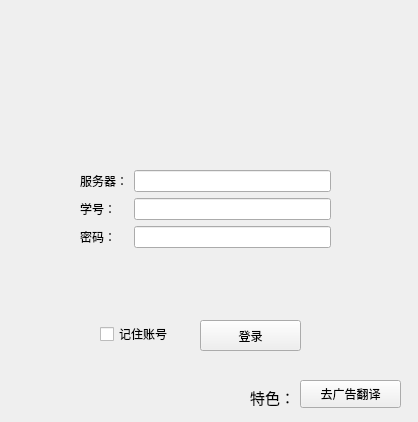
This is login.ui in ZengKeKe1/ClassInfoCenter as Qt 5 draws it before an edit. The edited form follows.
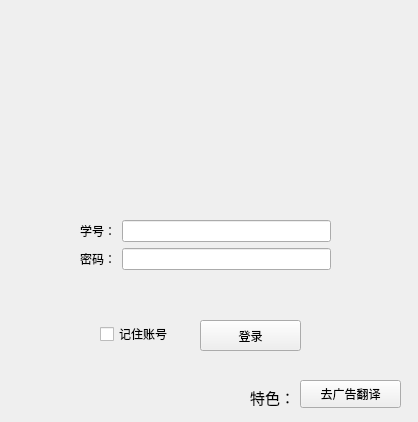
This is the edited form. Icons and pictures are not drawn.

Commit message:
使用云服务器
不再使用本地服务器

Diff of the .ui file:
```diff
--- a/login.ui
+++ b/login.ui
@@ -29,40 +29,30 @@
    <property name="geometry">
     <rect>
      <x>80</x>
-     <y>170</y>
+     <y>220</y>
      <width>251</width>
-     <height>181</height>
+     <height>131</height>
     </rect>
    </property>
    <layout class="QFormLayout" name="formLayout">
     <item row="0" column="0">
-     <widget class="QLabel" name="LBservice">
-      <property name="text">
-       <string>服务器：</string>
-      </property>
-     </widget>
-    </item>
-    <item row="0" column="1">
-     <widget class="QLineEdit" name="Service"/>
-    </item>
-    <item row="1" column="0">
      <widget class="QLabel" name="LBnumber">
       <property name="text">
        <string>学号：</string>
       </property>
      </widget>
     </item>
-    <item row="1" column="1">
+    <item row="0" column="1">
      <widget class="QLineEdit" name="NumberLE"/>
     </item>
-    <item row="2" column="0">
+    <item row="1" column="0">
      <widget class="QLabel" name="LBpassword">
       <property name="text">
        <string>密码：</string>
       </property>
      </widget>
     </item>
-    <item row="2" column="1">
+    <item row="1" column="1">
      <widget class="QLineEdit" name="PasswordLE">
       <property name="text">
        <string/>
```
Left out of the diff: 2 changed lines with no effect on the pictures. The commit also changes 8 other files.
